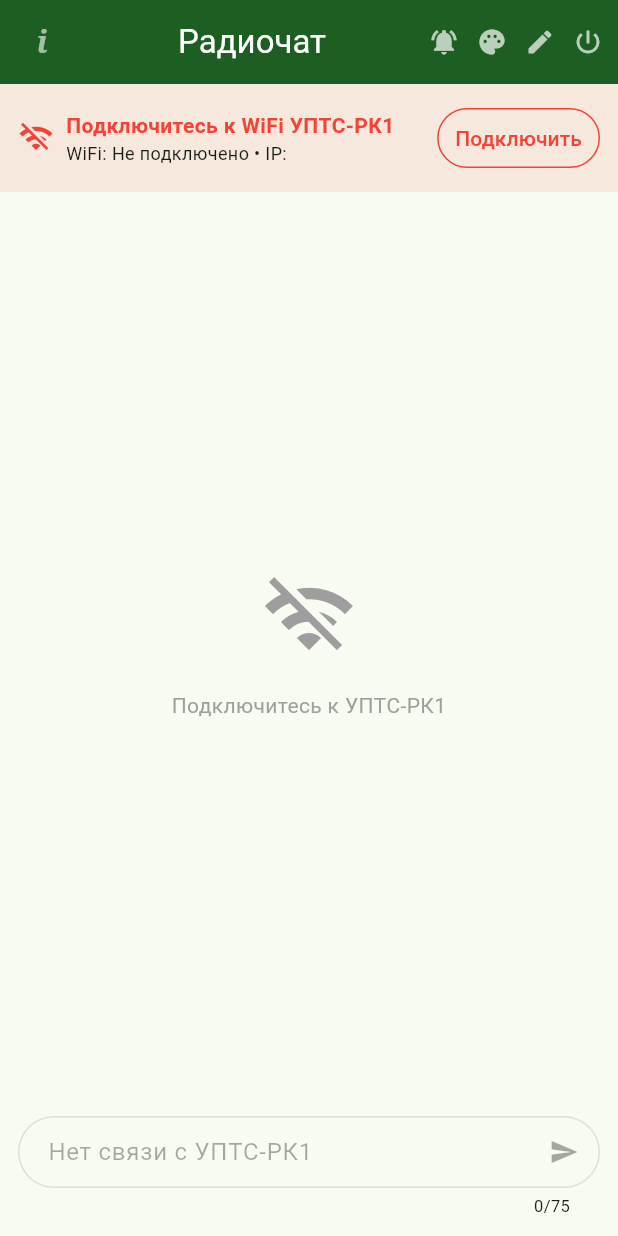
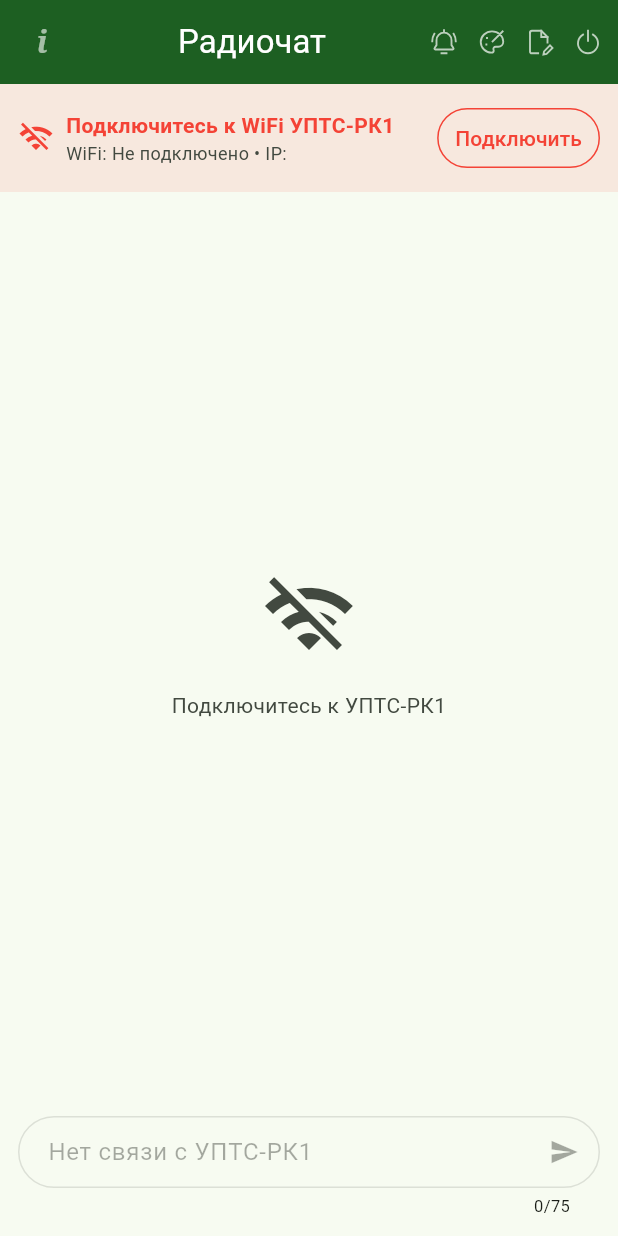
Before and after one commit to Dmitrii2773/radiochat, a Flutter app: the screen it shows after launch, on a phone screen of 412 x 824 dp. Run offline on Flutter 3.47's test engine with Material 3 defaults, Android fonts, the phone set to English and light mode, and no system bars; our stand-ins replace audioplayers, flutter_local_notifications, flutter_svg, shared_preferences; missing offline and left inert: flutter_rustore_push, flutter_rustore_update, json5, network_info_plus, window_manager; statements that could not run were skipped.

Commit message:
Sync Flutter UI from dmitray27/flutter: ColorScheme refactor and SVG icons

```diff
--- a/flutter/lib/screen_pro.dart
+++ b/flutter/lib/screen_pro.dart
@@ -6,6 +6,7 @@ import 'package:window_manager/window_manager.dart';
 import 'app_color.dart';
 import 'chat_controller.dart';
 import 'info_dialog.dart';
+import 'svg_icon.dart';
 import 'update_service.dart';
 
 class ChatScreen extends StatefulWidget {
@@ -109,19 +110,19 @@ class _ChatScreenState extends State<ChatScreen> with WidgetsBindingObserver {
     return '$h:$m';
   }
 
-  Widget _buildStatusIcon(Message msg, bool isDark) {
+  Widget _buildStatusIcon(Message msg, ColorScheme scheme) {
     switch (msg.status) {
       case MessageStatus.sending:
         return Icon(
           Icons.schedule,
           size: 12,
-          color: isDark ? Colors.white70 : Colors.black54,
+          color: scheme.onSurfaceVariant,
         );
       case MessageStatus.delivered:
         return Icon(
           Icons.done,
           size: 12,
-          color: isDark ? Colors.white70 : Colors.black54,
+          color: scheme.onSurfaceVariant,
         );
       case MessageStatus.failed:
         return Tooltip(
@@ -129,7 +130,7 @@ class _ChatScreenState extends State<ChatScreen> with WidgetsBindingObserver {
           child: Icon(
             Icons.error_outline,
             size: 12,
-            color: isDark ? Colors.red[300] : Colors.red[700],
+            color: scheme.error,
           ),
         );
     }
@@ -200,7 +201,9 @@ class _ChatScreenState extends State<ChatScreen> with WidgetsBindingObserver {
               const SizedBox(height: 10),
               Text(
                 'Текущее имя: ${_controller.myName}',
-                style: TextStyle(color: Colors.grey[600]),
+                style: TextStyle(
+                  color: Theme.of(context).colorScheme.onSurfaceVariant,
+                ),
               ),
             ],
           ),
@@ -321,9 +324,8 @@ class _ChatScreenState extends State<ChatScreen> with WidgetsBindingObserver {
 
   @override
   Widget build(BuildContext context) {
-    final isDark = Theme.of(context).brightness == Brightness.dark;
+    final scheme = Theme.of(context).colorScheme;
     final appColor = AppColor.current.value;
-    final accent = appColor.swatch;
     final isConnected = _controller.isConnected;
     final messages = _controller.messages;
 
@@ -361,7 +363,7 @@ class _ChatScreenState extends State<ChatScreen> with WidgetsBindingObserver {
         if (widget.isLinux)
           Container(
             height: 32,
-            color: Colors.grey[300],
+            color: scheme.surfaceContainerHighest,
             child: Row(
               children: [
                 Expanded(
@@ -369,20 +371,25 @@ class _ChatScreenState extends State<ChatScreen> with WidgetsBindingObserver {
                     child: Container(
                       padding: const EdgeInsets.only(left: 12),
                       alignment: Alignment.centerLeft,
-                      child: const Text(
+                      child: Text(
                         'Radiochat Core',
-                        style: TextStyle(color: Colors.black, fontSize: 14),
+                        style: TextStyle(
+                          color: scheme.onSurface,
+                          fontSize: 14,
+                        ),
                       ),
                     ),
                   ),
                 ),
                 IconButton(
                   padding: EdgeInsets.zero,
+                  color: scheme.onSurfaceVariant,
                   icon: const Icon(Icons.minimize, size: 16),
                   onPressed: () => windowManager.minimize(),
                 ),
                 IconButton(
                   padding: EdgeInsets.zero,
+                  color: scheme.onSurfaceVariant,
                   icon: const Icon(Icons.close, size: 18),
                   onPressed: () => windowManager.close(),
                 ),
@@ -412,9 +419,11 @@ class _ChatScreenState extends State<ChatScreen> with WidgetsBindingObserver {
                   padding: EdgeInsets.zero,
                   constraints:
                       const BoxConstraints(minWidth: 28, minHeight: 36),
-                  icon: Icon(_controller.soundEnabled
-                      ? Icons.notifications_active
-                      : Icons.notifications_off),
+                  icon: SvgIcon(
+                    _controller.soundEnabled ? 'bell-ring' : 'bell-off',
+                    size: 20,
+                    color: appColor.onBar.withValues(alpha: 0.7),
+                  ),
                   onPressed: _controller.toggleSound,
                   tooltip: _controller.soundEnabled
                       ? 'Выключить звук'
@@ -428,7 +437,11 @@ class _ChatScreenState extends State<ChatScreen> with WidgetsBindingObserver {
                   padding: EdgeInsets.zero,
                   constraints:
                       const BoxConstraints(minWidth: 28, minHeight: 36),
-                  icon: const Icon(Icons.palette),
+                  icon: SvgIcon(
+                    'theme',
+                    size: 20,
+                    color: appColor.onBar.withValues(alpha: 0.7),
+                  ),
                   onPressed: () => showColorDialog(context),
                   tooltip: 'Цвет приложения',
                   color: appColor.onBar.withValues(alpha: 0.7),
@@ -440,7 +453,11 @@ class _ChatScreenState extends State<ChatScreen> with WidgetsBindingObserver {
                   padding: EdgeInsets.zero,
                   constraints:
                       const BoxConstraints(minWidth: 28, minHeight: 36),
-                  icon: const Icon(Icons.edit),
+                  icon: SvgIcon(
+                    'rename',
+                    size: 20,
+                    color: appColor.onBar.withValues(alpha: 0.7),
+                  ),
                   onPressed: _showChangeNameDialog,
                   tooltip: 'Изменить имя',
                   color: appColor.onBar.withValues(alpha: 0.7),
@@ -454,7 +471,11 @@ class _ChatScreenState extends State<ChatScreen> with WidgetsBindingObserver {
                     padding: EdgeInsets.zero,
                     constraints:
                         const BoxConstraints(minWidth: 28, minHeight: 36),
-                    icon: const Icon(Icons.power_settings_new),
+                    icon: SvgIcon(
+                      'exit',
+                      size: 20,
+                      color: appColor.onBar.withValues(alpha: 0.7),
+                    ),
                     onPressed: _confirmExit,
                     tooltip: 'Выйти',
                     color: appColor.onBar.withValues(alpha: 0.7),
@@ -484,17 +505,26 @@ class _ChatScreenState extends State<ChatScreen> with WidgetsBindingObserver {
                             ),
                             Text(
                               'WiFi: ${_controller.currentWifiName} • IP: ${_controller.deviceIp}',
-                              style: const TextStyle(fontSize: 12),
+                              style: TextStyle(
+                                fontSize: 12,
+                                color: scheme.onSurfaceVariant,
+                              ),
                             ),
                             if (isConnected)
                               Text(
                                 'Ваше имя: ${_controller.myName}',
-                                style: const TextStyle(fontSize: 11),
+                                style: TextStyle(
+                                  fontSize: 11,
+                                  color: scheme.onSurfaceVariant,
+                                ),
                               ),
                             if (_controller.notificationsDenied)
-                              const Text(
+                              Text(
                                 'Уведомления запрещены: в фоне сообщения не видны',
-                                style: TextStyle(fontSize: 11),
+                                style: TextStyle(
+                                  fontSize: 11,
+                                  color: scheme.error,
+                                ),
                               ),
                           ],
                         ),
@@ -536,7 +566,7 @@ class _ChatScreenState extends State<ChatScreen> with WidgetsBindingObserver {
                                     ? Icons.chat_bubble_outline
                                     : statusIcon,
                                 size: 64,
-                                color: Colors.grey,
+                                color: scheme.onSurfaceVariant,
                               ),
                               const SizedBox(height: 16),
                               Text(
@@ -544,7 +574,7 @@ class _ChatScreenState extends State<ChatScreen> with WidgetsBindingObserver {
                                     ? 'Нет сообщений\nОтправьте первое сообщение'
                                     : 'Подключитесь к УПТС-РК1',
                                 textAlign: TextAlign.center,
-                                style: const TextStyle(color: Colors.grey),
+                                style: TextStyle(color: scheme.onSurfaceVariant),
                               ),
                             ],
                           ),
@@ -571,10 +601,8 @@ class _ChatScreenState extends State<ChatScreen> with WidgetsBindingObserver {
                                     style: TextStyle(
                                       fontWeight: FontWeight.bold,
                                       color: msg.isMe
-                                          ? (isDark ? accent[200] : accent[900])
-                                          : (isDark
-                                              ? Colors.blue[200]
-                                              : Colors.blue[700]),
+                                          ? scheme.primary
+                                          : scheme.tertiary,
                                       fontSize: 12,
                                     ),
                                   ),
@@ -588,10 +616,8 @@ class _ChatScreenState extends State<ChatScreen> with WidgetsBindingObserver {
                                     padding: const EdgeInsets.all(10),
                                     decoration: BoxDecoration(
                                       color: msg.isMe
-                                          ? (isDark ? accent[800] : accent[100])
-                                          : (isDark
-                                              ? Colors.grey[800]
-                                              : Colors.grey[200]),
+                                          ? scheme.primaryContainer
+                                          : scheme.surfaceContainerHighest,
                                       borderRadius: BorderRadius.circular(12),
                                     ),
                                     child: Column(
@@ -601,9 +627,9 @@ class _ChatScreenState extends State<ChatScreen> with WidgetsBindingObserver {
                                         Text(
                                           msg.text,
                                           style: TextStyle(
-                                            color: isDark
-                                                ? Colors.white
-                                                : Colors.black87,
+                                            color: msg.isMe
+                                                ? scheme.onPrimaryContainer
+                                                : scheme.onSurface,
                                           ),
                                         ),
                                         const SizedBox(height: 4),
@@ -616,14 +642,12 @@ class _ChatScreenState extends State<ChatScreen> with WidgetsBindingObserver {
                                               _formatTime(msg.timestamp),
                                               style: TextStyle(
                                                 fontSize: 10,
-                                                color: isDark
-                                                    ? Colors.white70
-                                                    : Colors.black54,
+                                                color: scheme.onSurfaceVariant,
                                               ),
                                             ),
                                             if (msg.isMe) ...[
                                               const SizedBox(width: 4),
-                                              _buildStatusIcon(msg, isDark),
+                                              _buildStatusIcon(msg, scheme),
                                             ],
                                           ],
                                         ),
```
